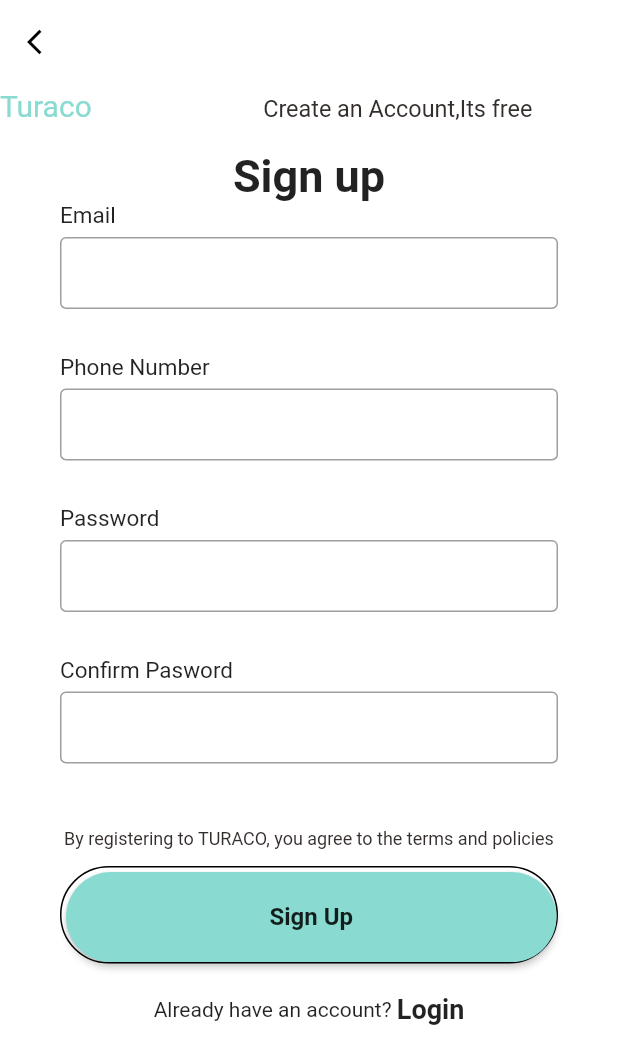
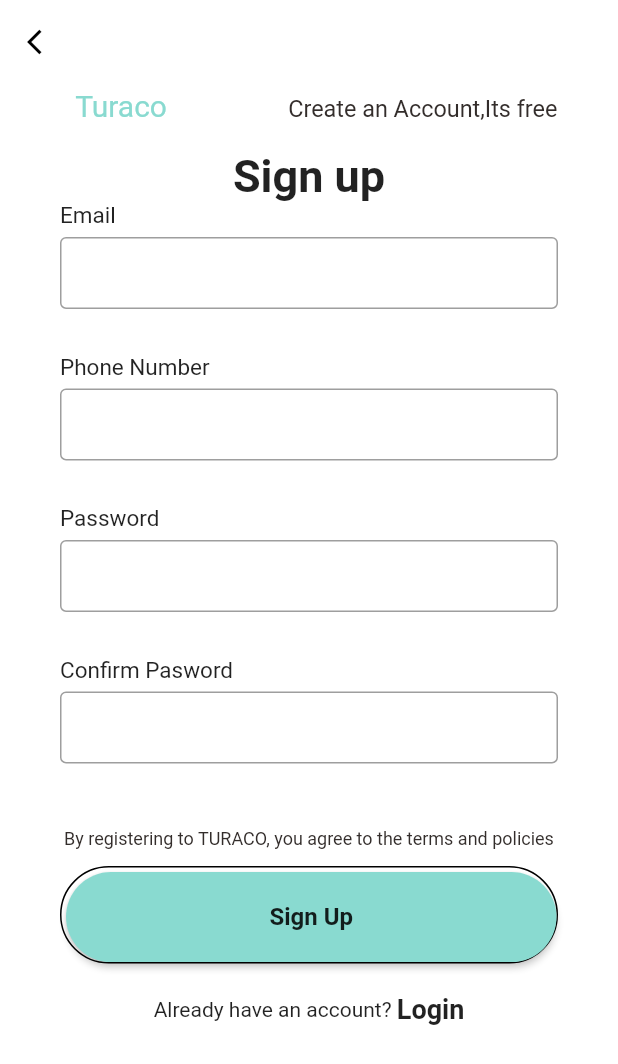
Before and after one commit to johngolem/Turaco, a Flutter app: the SignupPage screen opened directly, on a phone screen of 412 x 824 dp. Shown: the top 1064 px of the screen. Run offline on Flutter 3.47's test engine with Material 2 defaults, Android fonts, the phone set to English and light mode, and no system bars; our stand-ins replace dots_indicator, get.

Commit message:
add space before company name in sign up page

```diff
--- a/lib/home/signup_page.dart
+++ b/lib/home/signup_page.dart
@@ -43,6 +43,7 @@ class SignupPage extends StatelessWidget {
                         Row(
                           mainAxisAlignment: MainAxisAlignment.spaceBetween,
                           children: [
+                            SizedBox(width: Dimensions.width10,),
                                 BigText(text: "Turaco",color: AppColors.mainColor),
                         // // Text ("Sign up", style: TextStyle(
                         // //   fontSize: 30,
--- a/lib/main.dart
+++ b/lib/main.dart
@@ -23,9 +23,9 @@ class MyApp extends StatelessWidget {
       ),
       // ignore: prefer_const_constructors
       // home: MainProductPage(),
-      home:PopularProductDetail(),
+      // home:PopularProductDetail(),
       // home:LoginPage(),
-      // home:SignupPage(),
+      home:SignupPage(),
     );
   }
 }
```
